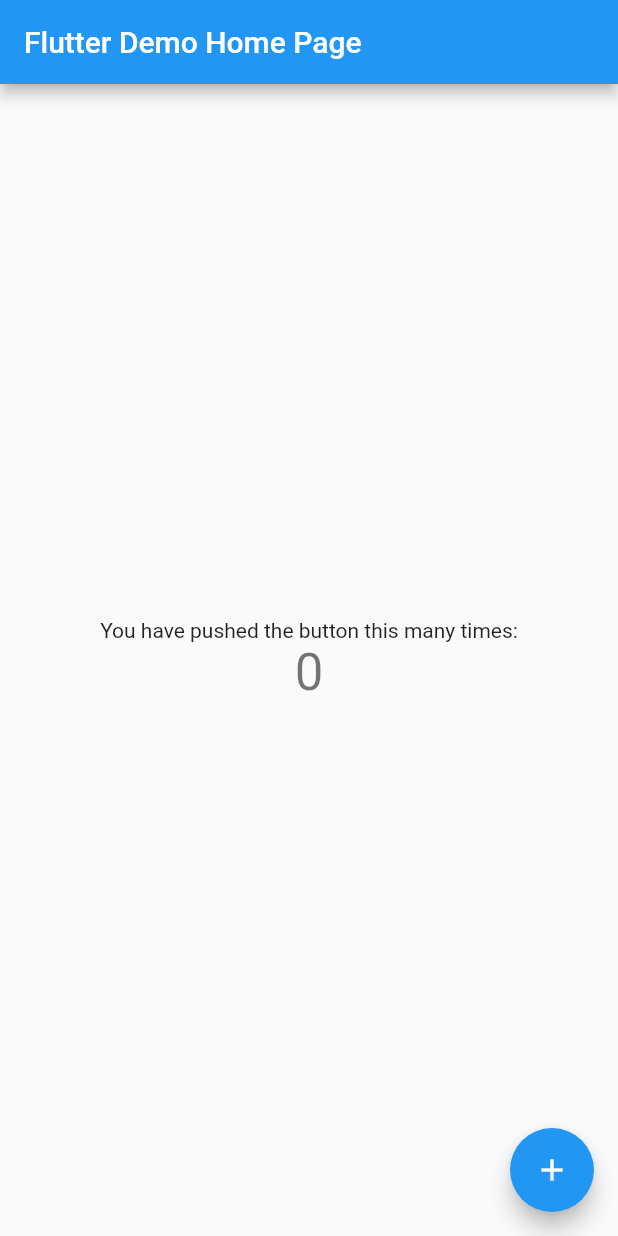
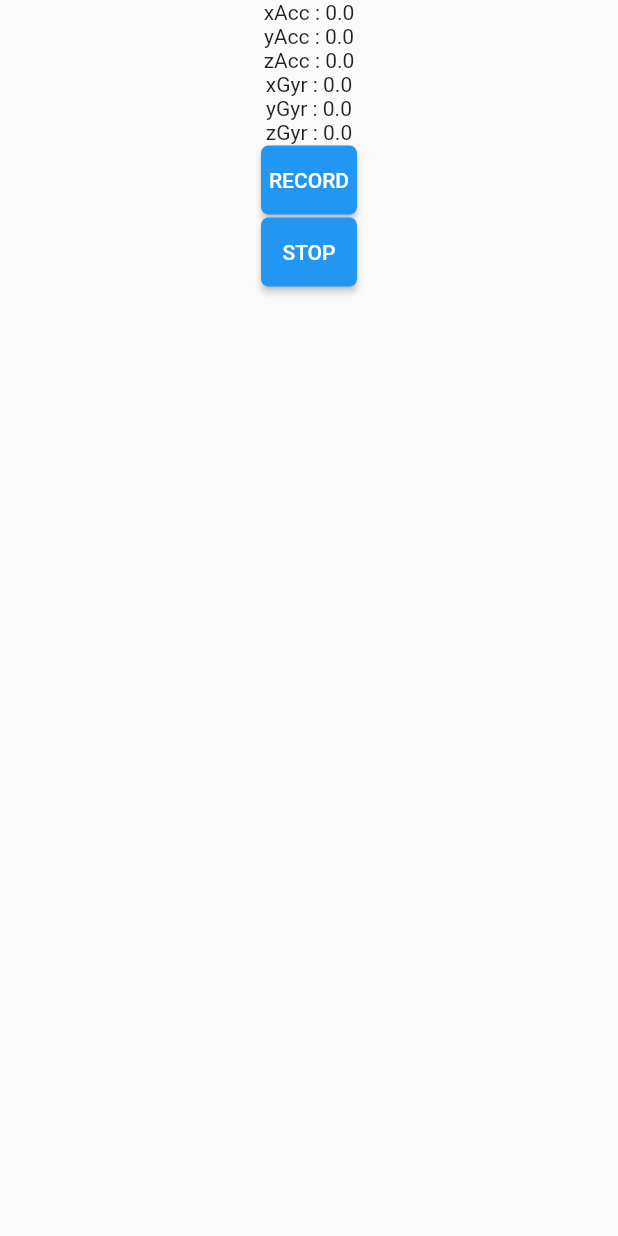
Before and after one commit to HugoLAMOUREUX/RecognitionApp, a Flutter app: the screen it shows after launch, on a phone screen of 412 x 824 dp. Run offline on Flutter 3.47's test engine with Material 2 defaults, Android fonts, the phone set to English and light mode, and no system bars; our stand-ins replace sensors_plus; missing offline and left inert: dart:ffi.

Commit message:
Capture et affichage des Sensors + Record Stop

```diff
--- a/lib/main.dart
+++ b/lib/main.dart
@@ -1,4 +1,5 @@
 import 'package:flutter/material.dart';
+import 'package:recognition/screens/dataCollectionScreen.dart';
 
 void main() {
   runApp(const MyApp());
@@ -25,92 +26,92 @@ class MyApp extends StatelessWidget {
         // is not restarted.
         primarySwatch: Colors.blue,
       ),
-      home: const MyHomePage(title: 'Flutter Demo Home Page'),
+      home: DataCollectionScreen(),
     );
   }
 }
 
-class MyHomePage extends StatefulWidget {
-  const MyHomePage({Key? key, required this.title}) : super(key: key);
+// class MyHomePage extends StatefulWidget {
+//   const MyHomePage({Key? key, required this.title}) : super(key: key);
 
-  // This widget is the home page of your application. It is stateful, meaning
-  // that it has a State object (defined below) that contains fields that affect
-  // how it looks.
+//   // This widget is the home page of your application. It is stateful, meaning
+//   // that it has a State object (defined below) that contains fields that affect
+//   // how it looks.
 
-  // This class is the configuration for the state. It holds the values (in this
-  // case the title) provided by the parent (in this case the App widget) and
-  // used by the build method of the State. Fields in a Widget subclass are
-  // always marked "final".
+//   // This class is the configuration for the state. It holds the values (in this
+//   // case the title) provided by the parent (in this case the App widget) and
+//   // used by the build method of the State. Fields in a Widget subclass are
+//   // always marked "final".
 
-  final String title;
+//   final String title;
 
-  @override
-  State<MyHomePage> createState() => _MyHomePageState();
-}
+//   @override
+//   State<MyHomePage> createState() => _MyHomePageState();
+// }
 
-class _MyHomePageState extends State<MyHomePage> {
-  int _counter = 0;
+// class _MyHomePageState extends State<MyHomePage> {
+//   int _counter = 0;
 
-  void _incrementCounter() {
-    setState(() {
-      // This call to setState tells the Flutter framework that something has
-      // changed in this State, which causes it to rerun the build method below
-      // so that the display can reflect the updated values. If we changed
-      // _counter without calling setState(), then the build method would not be
-      // called again, and so nothing would appear to happen.
-      _counter++;
-    });
-  }
+//   void _incrementCounter() {
+//     setState(() {
+//       // This call to setState tells the Flutter framework that something has
+//       // changed in this State, which causes it to rerun the build method below
+//       // so that the display can reflect the updated values. If we changed
+//       // _counter without calling setState(), then the build method would not be
+//       // called again, and so nothing would appear to happen.
+//       _counter++;
+//     });
+//   }
 
-  @override
-  Widget build(BuildContext context) {
-    // This method is rerun every time setState is called, for instance as done
-    // by the _incrementCounter method above.
-    //
-    // The Flutter framework has been optimized to make rerunning build methods
-    // fast, so that you can just rebuild anything that needs updating rather
-    // than having to individually change instances of widgets.
-    return Scaffold(
-      appBar: AppBar(
-        // Here we take the value from the MyHomePage object that was created by
-        // the App.build method, and use it to set our appbar title.
-        title: Text(widget.title),
-      ),
-      body: Center(
-        // Center is a layout widget. It takes a single child and positions it
-        // in the middle of the parent.
-        child: Column(
-          // Column is also a layout widget. It takes a list of children and
-          // arranges them vertically. By default, it sizes itself to fit its
-          // children horizontally, and tries to be as tall as its parent.
-          //
-          // Invoke "debug painting" (press "p" in the console, choose the
-          // "Toggle Debug Paint" action from the Flutter Inspector in Android
-          // Studio, or the "Toggle Debug Paint" command in Visual Studio Code)
-          // to see the wireframe for each widget.
-          //
-          // Column has various properties to control how it sizes itself and
-          // how it positions its children. Here we use mainAxisAlignment to
-          // center the children vertically; the main axis here is the vertical
-          // axis because Columns are vertical (the cross axis would be
-          // horizontal).
-          mainAxisAlignment: MainAxisAlignment.center,
-          children: <Widget>[
-            const Text(
-              'You have pushed the button this many times:',
-            ),
-            Text(
-              '$_counter',
-              style: Theme.of(context).textTheme.headline4,
-            ),
-          ],
-        ),
-      ),
-      floatingActionButton: FloatingActionButton(
-        onPressed: _incrementCounter,
-        tooltip: 'Increment',
-        child: const Icon(Icons.add),
-      ), // This trailing comma makes auto-formatting nicer for build methods.
-    );
-  }
-}
+//   @override
+//   Widget build(BuildContext context) {
+//     // This method is rerun every time setState is called, for instance as done
+//     // by the _incrementCounter method above.
+//     //
+//     // The Flutter framework has been optimized to make rerunning build methods
+//     // fast, so that you can just rebuild anything that needs updating rather
+//     // than having to individually change instances of widgets.
+//     return Scaffold(
+//       appBar: AppBar(
+//         // Here we take the value from the MyHomePage object that was created by
+//         // the App.build method, and use it to set our appbar title.
+//         title: Text(widget.title),
+//       ),
+//       body: Center(
+//         // Center is a layout widget. It takes a single child and positions it
+//         // in the middle of the parent.
+//         child: Column(
+//           // Column is also a layout widget. It takes a list of children and
+//           // arranges them vertically. By default, it sizes itself to fit its
+//           // children horizontally, and tries to be as tall as its parent.
+//           //
+//           // Invoke "debug painting" (press "p" in the console, choose the
+//           // "Toggle Debug Paint" action from the Flutter Inspector in Android
+//           // Studio, or the "Toggle Debug Paint" command in Visual Studio Code)
+//           // to see the wireframe for each widget.
+//           //
+//           // Column has various properties to control how it sizes itself and
+//           // how it positions its children. Here we use mainAxisAlignment to
+//           // center the children vertically; the main axis here is the vertical
+//           // axis because Columns are vertical (the cross axis would be
+//           // horizontal).
+//           mainAxisAlignment: MainAxisAlignment.center,
+//           children: <Widget>[
+//             const Text(
+//               'You have pushed the button this many times:',
+//             ),
+//             Text(
+//               '$_counter',
+//               style: Theme.of(context).textTheme.headline4,
+//             ),
+//           ],
+//         ),
+//       ),
+//       floatingActionButton: FloatingActionButton(
+//         onPressed: _incrementCounter,
+//         tooltip: 'Increment',
+//         child: const Icon(Icons.add),
+//       ), // This trailing comma makes auto-formatting nicer for build methods.
+//     );
+//   }
+// }
--- /dev/null
+++ b/lib/models/timeDataModel.dart
@@ -0,0 +1,72 @@
+class TimeDataModel {
+  late DateTime t;
+  late double ax;
+  late double ay;
+  late double az;
+  late double gx;
+  late double gy;
+  late double gz;
+
+  TimeDataModel.withAcc({
+    required this.t,
+    required this.ax,
+    required this.ay,
+    required this.az,
+    this.gx = 0,
+    this.gy = 0,
+    this.gz = 0,
+  });
+
+  TimeDataModel.withGyr({
+    required this.t,
+    required this.gx,
+    required this.gy,
+    required this.gz,
+    this.ax = 0,
+    this.ay = 0,
+    this.az = 0,
+  });
+
+  set setAx(ax) {
+    this.ax = ax;
+  }
+
+  set setAy(ay) {
+    this.ay = ay;
+  }
+
+  set setAz(az) {
+    this.az = az;
+  }
+
+  set setGx(gx) {
+    this.gx = gx;
+  }
+
+  set setGy(gy) {
+    this.gy = gy;
+  }
+
+  set setGz(gz) {
+    this.gz = gz;
+  }
+
+  @override
+  String toString() {
+    return t.toString() +
+        " : " +
+        "ax:" +
+        ax.toString() +
+        "ay:" +
+        ay.toString() +
+        "az:" +
+        az.toString() +
+        "gx" +
+        gx.toString() +
+        "gy" +
+        gy.toString() +
+        "gz" +
+        gz.toString() +
+        "\n";
+  }
+}
--- /dev/null
+++ b/lib/models/timeSerieModel.dart
@@ -0,0 +1,24 @@
+import 'dart:ffi';
+
+import 'package:recognition/models/timeDataModel.dart';
+
+class TimeSerieModel {
+  late List<TimeDataModel> timeSerie;
+
+  TimeSerieModel() {
+    timeSerie = [];
+  }
+
+  void addTimeDataModel(TimeDataModel data) {
+    timeSerie.add(data);
+  }
+
+  List<TimeDataModel> getTimeSerieModel() {
+    return timeSerie;
+  }
+
+  @override
+  String toString() {
+    return timeSerie.toString();
+  }
+}
--- /dev/null
+++ b/lib/screens/dataCollectionScreen.dart
@@ -0,0 +1,115 @@
+import 'dart:developer';
+
+import 'package:flutter/material.dart';
+import 'package:recognition/models/timeDataModel.dart';
+import 'package:recognition/models/timeSerieModel.dart';
+import 'package:sensors_plus/sensors_plus.dart';
+
+class DataCollectionScreen extends StatefulWidget {
+  DataCollectionScreen({Key? key}) : super(key: key);
+
+  @override
+  State<DataCollectionScreen> createState() => _DataCollectionScreenState();
+}
+
+class _DataCollectionScreenState extends State<DataCollectionScreen> {
+  double xAcc = 0.0;
+  double yAcc = 0.0;
+  double zAcc = 0.0;
+  double xGyr = 0.0;
+  double yGyr = 0.0;
+  double zGyr = 0.0;
+  bool recording = false;
+  TimeSerieModel timeSerie = TimeSerieModel();
+
+  DateTime lastModifiedAcc = DateTime.now();
+  DateTime lastModifiedGyr = DateTime.now();
+
+  double step = 0.005;
+
+  @override
+  void initState() {
+    accelerometerEvents.listen((AccelerometerEvent event) {
+      if (DateTime.now().difference(lastModifiedAcc).inSeconds > step &&
+          recording) {
+        DateTime t = DateTime.now();
+        xAcc = event.x;
+        yAcc = event.y;
+        zAcc = event.z;
+        timeSerie.addTimeDataModel(
+            TimeDataModel.withAcc(t: t, ax: xAcc, ay: yAcc, az: zAcc));
+        lastModifiedAcc = t;
+        print(inspect(timeSerie));
+        //rebuild the widget
+        setState(() {});
+      }
+    });
+
+    gyroscopeEvents.listen((GyroscopeEvent event) {
+      if (DateTime.now().difference(lastModifiedGyr).inSeconds > step &&
+          recording) {
+        DateTime t = DateTime.now();
+
+        xGyr = event.x;
+        yGyr = event.y;
+        zGyr = event.z;
+        timeSerie.addTimeDataModel(
+            TimeDataModel.withGyr(t: t, gx: xGyr, gy: yGyr, gz: zGyr));
+
+        lastModifiedGyr = t;
+
+        setState(() {});
+      }
+      //print(event);
+    });
+    super.initState();
+  }
+
+  @override
+  Widget build(BuildContext context) {
+    return SafeArea(
+      child: Scaffold(
+        body: Center(
+          child: Column(children: [
+            Text("xAcc : " + xAcc.toString()),
+            Text("yAcc : " + yAcc.toString()),
+            Text("zAcc : " + zAcc.toString()),
+            Text("xGyr : " + xGyr.toString()),
+            Text("yGyr : " + yGyr.toString()),
+            Text("zGyr : " + zGyr.toString()),
+            ElevatedButton(
+              onPressed: () {
+                recording = true;
+              },
+              style: ElevatedButton.styleFrom(
+                shape: RoundedRectangleBorder(
+                    borderRadius: BorderRadius.circular(5.0)),
+                padding: const EdgeInsets.symmetric(vertical: 15.0),
+                primary: Theme.of(context).primaryColor,
+              ),
+              child: Text(
+                'Record'.toUpperCase(),
+                style: TextStyle(color: Colors.white),
+              ),
+            ),
+            ElevatedButton(
+              onPressed: () {
+                recording = false;
+              },
+              style: ElevatedButton.styleFrom(
+                shape: RoundedRectangleBorder(
+                    borderRadius: BorderRadius.circular(5.0)),
+                padding: const EdgeInsets.symmetric(vertical: 15.0),
+                primary: Theme.of(context).primaryColor,
+              ),
+              child: Text(
+                'STOP'.toUpperCase(),
+                style: TextStyle(color: Colors.white),
+              ),
+            )
+          ]),
+        ),
+      ),
+    );
+  }
+}
--- a/pubspec.yaml
+++ b/pubspec.yaml
@@ -3,7 +3,7 @@ description: A new Flutter project.
 
 # The following line prevents the package from being accidentally published to
 # pub.dev using `flutter pub publish`. This is preferred for private packages.
-publish_to: 'none' # Remove this line if you wish to publish to pub.dev
+publish_to: "none" # Remove this line if you wish to publish to pub.dev
 
 # The following defines the version and build number for your application.
 # A version number is three numbers separated by dots, like 1.2.43
@@ -30,10 +30,10 @@ dependencies:
   flutter:
     sdk: flutter
 
-
   # The following adds the Cupertino Icons font to your application.
   # Use with the CupertinoIcons class for iOS style icons.
   cupertino_icons: ^1.0.2
+  sensors_plus: ^1.3.4+1
 
 dev_dependencies:
   flutter_test:
@@ -51,7 +51,6 @@ dev_dependencies:
 
 # The following section is specific to Flutter packages.
 flutter:
-
   # The following line ensures that the Material Icons font is
   # included with your application, so that you can use the icons in
   # the material Icons class.
```
Also changed, not shown: pubspec.lock.
